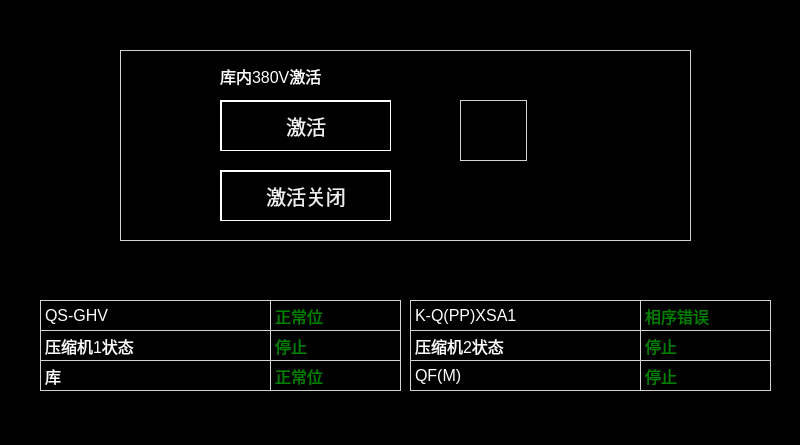
Qt form main_380.ui (mayue-crrc/Loco8) before a commit.
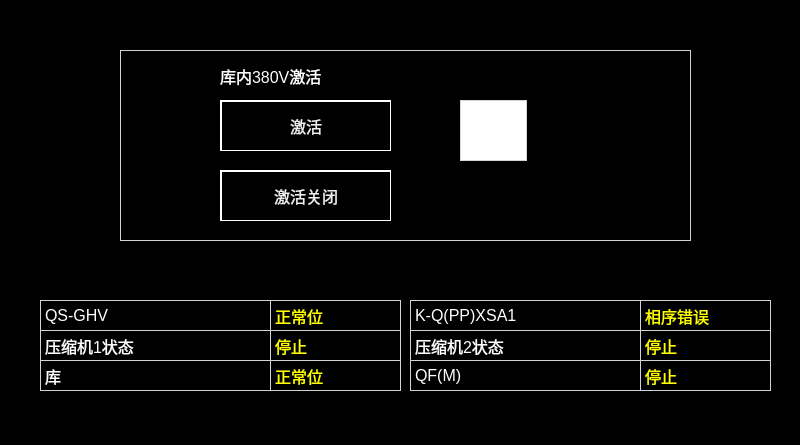
The same form after that commit.

The edit to the form file:
```diff
--- a/main_380.ui
+++ b/main_380.ui
@@ -27,7 +27,7 @@
 
 QPushButton
 {
-	font:20px;
+	font:16px;
     color: rgb(240,240,240);
 	background-color: rgb(0, 0, 0);
 	border-top: 2px solid white;	
@@ -84,6 +84,9 @@
      <height>61</height>
     </rect>
    </property>
+   <property name="styleSheet">
+    <string notr="true">background-color: rgb(255, 255, 255);</string>
+   </property>
    <property name="text">
     <string/>
    </property>
@@ -153,7 +156,7 @@
     </rect>
    </property>
    <property name="styleSheet">
-    <string notr="true">color: green;</string>
+    <string notr="true">color: yellow;</string>
    </property>
    <property name="text">
     <string>正常位</string>
@@ -169,7 +172,7 @@
     </rect>
    </property>
    <property name="styleSheet">
-    <string notr="true">color: green;</string>
+    <string notr="true">color: yellow;</string>
    </property>
    <property name="text">
     <string>停止</string>
@@ -185,7 +188,7 @@
     </rect>
    </property>
    <property name="styleSheet">
-    <string notr="true">color: green;</string>
+    <string notr="true">color: yellow;</string>
    </property>
    <property name="text">
     <string>正常位</string>
@@ -214,7 +217,7 @@
     </rect>
    </property>
    <property name="styleSheet">
-    <string notr="true">color: green;</string>
+    <string notr="true">color: yellow;</string>
    </property>
    <property name="text">
     <string>相序错误</string>
@@ -243,7 +246,7 @@
     </rect>
    </property>
    <property name="styleSheet">
-    <string notr="true">color: green;</string>
+    <string notr="true">color: yellow;</string>
    </property>
    <property name="text">
     <string>停止</string>
@@ -272,7 +275,7 @@
     </rect>
    </property>
    <property name="styleSheet">
-    <string notr="true">color: green;</string>
+    <string notr="true">color: yellow;</string>
    </property>
    <property name="text">
     <string>停止</string>
```
Left out of the diff: 6 changed lines with no effect on the pictures.
